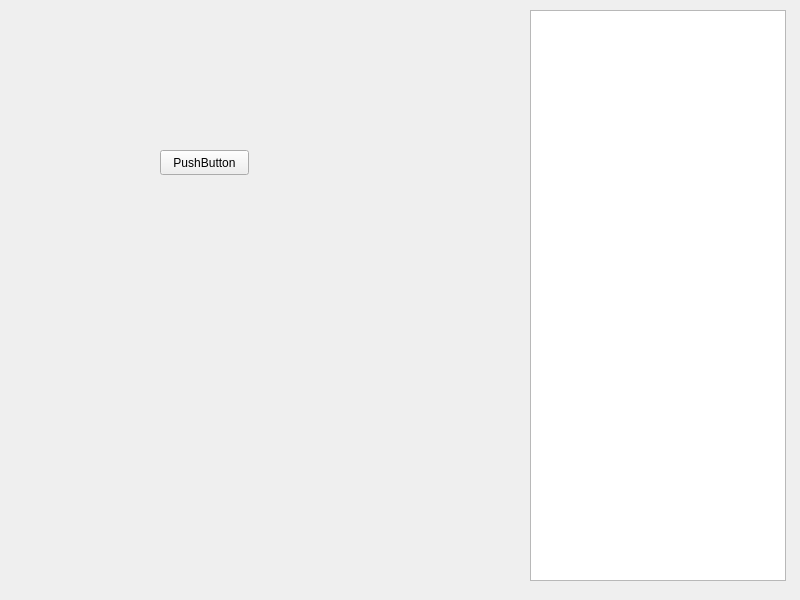
Before: the Qt Designer form QtDesigner.ui in Bodzioo44/XcomPerkEdit, drawn with Qt 5.
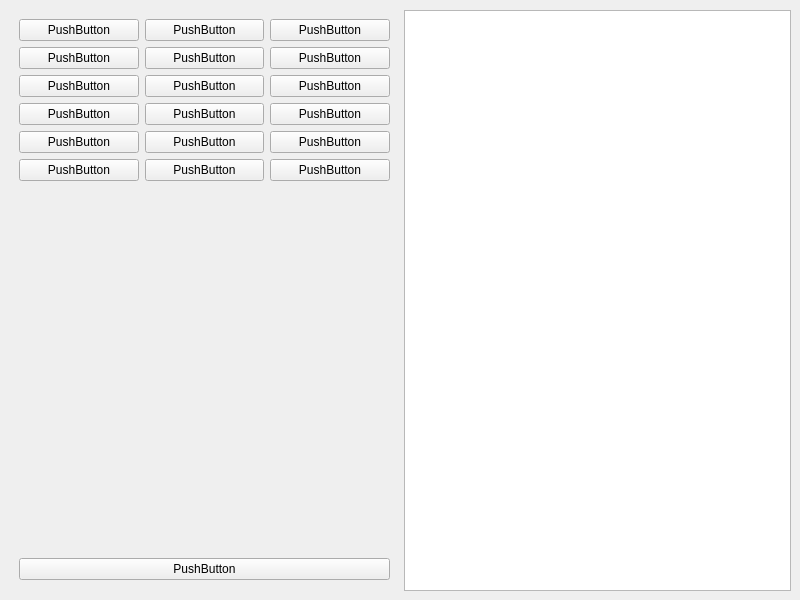
After: the same form once the commit is applied.

Commit message: soldier list loads properly, added some class icon assets

Diff of the .ui file:
```diff
--- a/QtDesigner.ui
+++ b/QtDesigner.ui
@@ -14,28 +14,212 @@
    <string>XcomPerkEdit Testu</string>
   </property>
   <widget class="QWidget" name="centralwidget">
-   <widget class="QListWidget" name="listWidget">
+   <widget class="QWidget" name="gridLayoutWidget">
     <property name="geometry">
      <rect>
-      <x>530</x>
+      <x>10</x>
       <y>10</y>
-      <width>256</width>
-      <height>571</height>
+      <width>781</width>
+      <height>581</height>
      </rect>
     </property>
-   </widget>
-   <widget class="QPushButton" name="pushButton">
-    <property name="geometry">
-     <rect>
-      <x>160</x>
-      <y>150</y>
-      <width>89</width>
-      <height>25</height>
-     </rect>
-    </property>
-    <property name="text">
-     <string>PushButton</string>
-    </property>
+    <layout class="QGridLayout" name="gridLayout">
+     <item row="0" column="0">
+      <widget class="QStackedWidget" name="stackedWidget">
+       <property name="currentIndex">
+        <number>0</number>
+       </property>
+       <widget class="QWidget" name="page">
+        <widget class="QWidget" name="verticalLayoutWidget">
+         <property name="geometry">
+          <rect>
+           <x>9</x>
+           <y>9</y>
+           <width>371</width>
+           <height>561</height>
+          </rect>
+         </property>
+         <layout class="QVBoxLayout" name="verticalLayout">
+          <item>
+           <layout class="QHBoxLayout" name="Row0">
+            <item>
+             <widget class="QPushButton" name="Button0">
+              <property name="text">
+               <string>PushButton</string>
+              </property>
+             </widget>
+            </item>
+            <item>
+             <widget class="QPushButton" name="Button1">
+              <property name="text">
+               <string>PushButton</string>
+              </property>
+             </widget>
+            </item>
+            <item>
+             <widget class="QPushButton" name="Button2">
+              <property name="text">
+               <string>PushButton</string>
+              </property>
+             </widget>
+            </item>
+           </layout>
+          </item>
+          <item>
+           <layout class="QHBoxLayout" name="Row1">
+            <item>
+             <widget class="QPushButton" name="Button3">
+              <property name="text">
+               <string>PushButton</string>
+              </property>
+             </widget>
+            </item>
+            <item>
+             <widget class="QPushButton" name="Button4">
+              <property name="text">
+               <string>PushButton</string>
+              </property>
+             </widget>
+            </item>
+            <item>
+             <widget class="QPushButton" name="Button5">
+              <property name="text">
+               <string>PushButton</string>
+              </property>
+             </widget>
+            </item>
+           </layout>
+          </item>
+          <item>
+           <layout class="QHBoxLayout" name="Row2">
+            <item>
+             <widget class="QPushButton" name="Button6">
+              <property name="text">
+               <string>PushButton</string>
+              </property>
+             </widget>
+            </item>
+            <item>
+             <widget class="QPushButton" name="Button7">
+              <property name="text">
+               <string>PushButton</string>
+              </property>
+             </widget>
+            </item>
+            <item>
+             <widget class="QPushButton" name="Button8">
+              <property name="text">
+               <string>PushButton</string>
+              </property>
+             </widget>
+            </item>
+           </layout>
+          </item>
+          <item>
+           <layout class="QHBoxLayout" name="Row3">
+            <item>
+             <widget class="QPushButton" name="Button9">
+              <property name="text">
+               <string>PushButton</string>
+              </property>
+             </widget>
+            </item>
+            <item>
+             <widget class="QPushButton" name="Button10">
+              <property name="text">
+               <string>PushButton</string>
+              </property>
+             </widget>
+            </item>
+            <item>
+             <widget class="QPushButton" name="Button11">
+              <property name="text">
+               <string>PushButton</string>
+              </property>
+             </widget>
+            </item>
+           </layout>
+          </item>
+          <item>
+           <layout class="QHBoxLayout" name="Row4">
+            <item>
+             <widget class="QPushButton" name="Button12">
+              <property name="text">
+               <string>PushButton</string>
+              </property>
+             </widget>
+            </item>
+            <item>
+             <widget class="QPushButton" name="Button13">
+              <property name="text">
+               <string>PushButton</string>
+              </property>
+             </widget>
+            </item>
+            <item>
+             <widget class="QPushButton" name="Button14">
+              <property name="text">
+               <string>PushButton</string>
+              </property>
+             </widget>
+            </item>
+           </layout>
+          </item>
+          <item>
+           <layout class="QHBoxLayout" name="Row5">
+            <item>
+             <widget class="QPushButton" name="Button15">
+              <property name="text">
+               <string>PushButton</string>
+              </property>
+             </widget>
+            </item>
+            <item>
+             <widget class="QPushButton" name="Button16">
+              <property name="text">
+               <string>PushButton</string>
+              </property>
+             </widget>
+            </item>
+            <item>
+             <widget class="QPushButton" name="Button17">
+              <property name="text">
+               <string>PushButton</string>
+              </property>
+             </widget>
+            </item>
+           </layout>
+          </item>
+          <item>
+           <spacer name="verticalSpacer">
+            <property name="orientation">
+             <enum>Qt::Vertical</enum>
+            </property>
+            <property name="sizeHint" stdset="0">
+             <size>
+              <width>20</width>
+              <height>40</height>
+             </size>
+            </property>
+           </spacer>
+          </item>
+          <item>
+           <widget class="QPushButton" name="SaveButton">
+            <property name="text">
+             <string>PushButton</string>
+            </property>
+           </widget>
+          </item>
+         </layout>
+        </widget>
+       </widget>
+       <widget class="QWidget" name="page_2"/>
+      </widget>
+     </item>
+     <item row="0" column="1">
+      <widget class="QListWidget" name="SoldierList"/>
+     </item>
+    </layout>
    </widget>
   </widget>
  </widget>
```
The commit also changes 15 other files.
